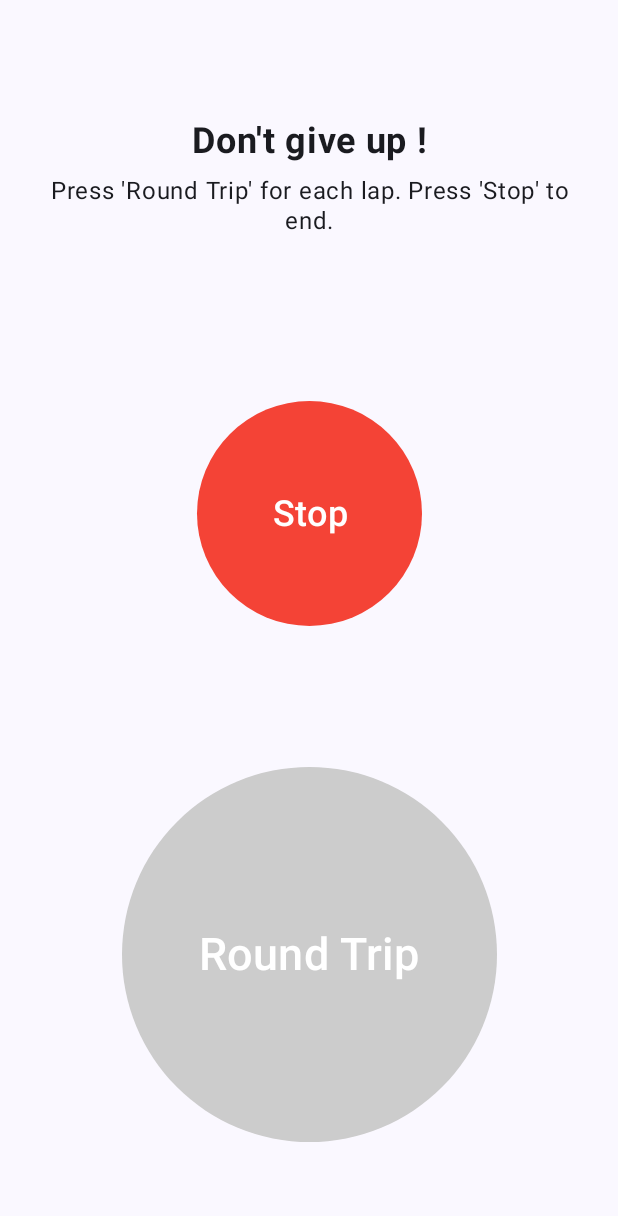
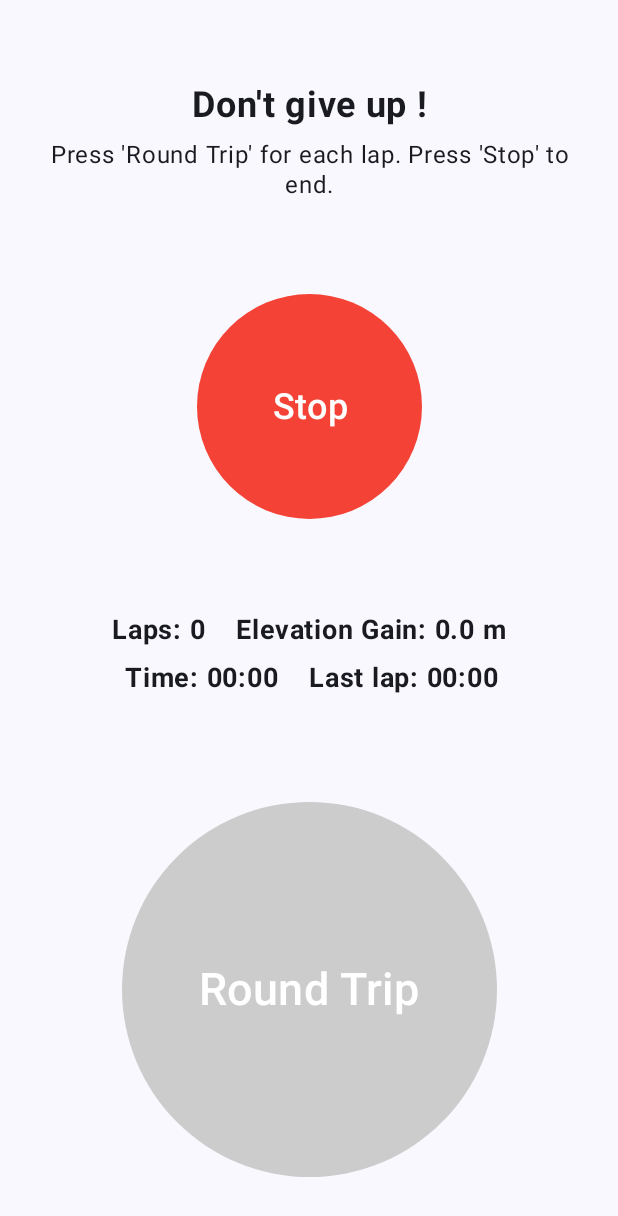
Before and after one commit to clemfavre/ElevationGainTeller, an Android app built with Jetpack Compose: the screen it shows after launch (MainActivity), after a tap on "Start", on a phone screen of 412 x 824 dp. Shown: the top 1216 px of the screen. Run offline under Robolectric (Android 15) with nearby library versions, the phone set to English and light mode, and no system bars.

Commit message:
implement SimpleInfos function

```diff
--- a/app/src/main/java/com/example/elevationgainteller/MainActivity.kt
+++ b/app/src/main/java/com/example/elevationgainteller/MainActivity.kt
@@ -13,6 +13,7 @@ import androidx.activity.compose.setContent
 import androidx.activity.enableEdgeToEdge
 import androidx.compose.foundation.layout.Arrangement
 import androidx.compose.foundation.layout.Column
+import androidx.compose.foundation.layout.Row
 // import androidx.compose.foundation.layout.Row // Not explicitly used in this example now
 import androidx.compose.foundation.layout.fillMaxHeight
 import androidx.compose.foundation.layout.fillMaxSize
@@ -214,7 +215,54 @@ fun Skeleton(initialTitle: String, initialInstructions: String, modifier: Modifi
 }
 
 @Composable
-fun SimpleInfos(counter: Int, elevationGain: Double) {}
+fun SimpleInfos(counter: Int, elevationGain: Double) {
+    Column(
+        modifier = Modifier.padding(16.dp),
+        horizontalAlignment = Alignment.CenterHorizontally
+    )
+    {
+        Row(
+            modifier = Modifier
+                .padding(bottom = 8.dp)
+                .align(Alignment.CenterHorizontally),
+            horizontalArrangement = Arrangement.Start
+        ) {
+            Text(
+                modifier = Modifier.padding(end = 10.dp),
+                text = "Laps: $counter",
+                fontSize = 18.sp,
+                fontWeight = FontWeight.Bold,
+                textAlign = TextAlign.Start
+            )
+            Text(
+                modifier = Modifier.padding(start = 10.dp),
+                text = "Elevation Gain: $elevationGain m",
+                fontSize = 18.sp,
+                fontWeight = FontWeight.Bold,
+                textAlign = TextAlign.Start
+            )
+        }
+        Row(
+            modifier = Modifier.padding(bottom = 8.dp),
+            horizontalArrangement = Arrangement.SpaceBetween
+        ) {
+            Text(
+                modifier = Modifier.padding(end = 10.dp),
+                text = "Time: 00:00",
+                fontSize = 18.sp,
+                fontWeight = FontWeight.Bold,
+                textAlign = TextAlign.End
+            )
+            Text(
+                modifier = Modifier.padding(start = 10.dp),
+                text = "Last lap: 00:00",
+                fontSize = 18.sp,
+                fontWeight = FontWeight.Bold,
+                textAlign = TextAlign.End
+            )
+        }
+    }
+}
 
 @Composable
 fun DetailedInfos(counter: Int, elevationGain: Double) {}
```
